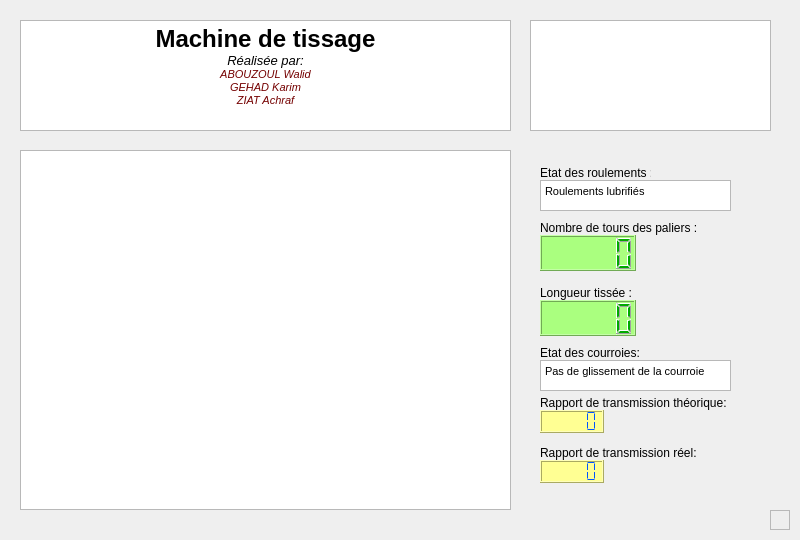
Qt form src/apps/software/ui/monitoringScreen.ui (karimGeh/monitoring_software_weaving_machine) before a commit.
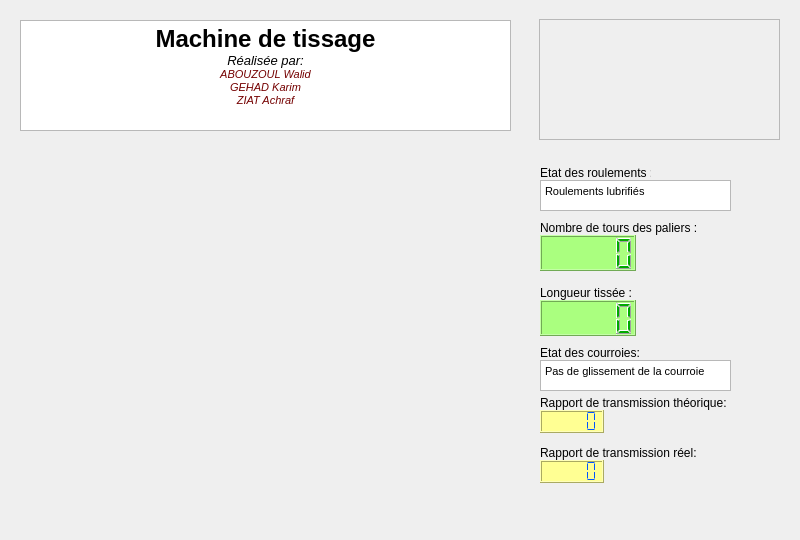
The same form after that commit. Icons and pictures are not drawn. Custom widgets are drawn as their Qt base class.

Commit message: finally graph working

```diff
--- a/src/apps/software/ui/monitoringScreen.ui
+++ b/src/apps/software/ui/monitoringScreen.ui
@@ -23,19 +23,6 @@
    <iconset>
     <normaloff>../../../docs/Interface/QT/Ressources/loom-network-loom4991.jpg</normaloff>../../../docs/Interface/QT/Ressources/loom-network-loom4991.jpg</iconset>
   </property>
-  <widget class="PlotWidget" name="graph">
-   <property name="geometry">
-    <rect>
-     <x>20</x>
-     <y>150</y>
-     <width>491</width>
-     <height>360</height>
-    </rect>
-   </property>
-   <property name="styleSheet">
-    <string notr="true"/>
-   </property>
-  </widget>
   <widget class="QLabel" name="labelValeurBrute_2">
    <property name="geometry">
     <rect>
@@ -49,24 +36,6 @@
     <string>Longueur tissée :</string>
    </property>
   </widget>
-  <widget class="QTextEdit" name="title_2">
-   <property name="geometry">
-    <rect>
-     <x>530</x>
-     <y>20</y>
-     <width>241</width>
-     <height>111</height>
-    </rect>
-   </property>
-   <property name="html">
-    <string>&lt;!DOCTYPE HTML PUBLIC &quot;-//W3C//DTD HTML 4.0//EN&quot; &quot;http://www.w3.org/TR/REC-html40/strict.dtd&quot;&gt;
-&lt;html&gt;&lt;head&gt;&lt;meta name=&quot;qrichtext&quot; content=&quot;1&quot; /&gt;&lt;style type=&quot;text/css&quot;&gt;
-p, li { white-space: pre-wrap; }
-&lt;/style&gt;&lt;/head&gt;&lt;body style=&quot; font-family:'MS Shell Dlg 2'; font-size:8.1pt; font-weight:400; font-style:normal;&quot;&gt;
-&lt;p style=&quot;-qt-paragraph-type:empty; margin-top:0px; margin-bottom:0px; margin-left:0px; margin-right:0px; -qt-block-indent:0; text-indent:0px; font-family:'Segoe UI'; font-size:9pt;&quot;&gt;&lt;br /&gt;&lt;/p&gt;
-&lt;p style=&quot;-qt-paragraph-type:empty; margin-top:0px; margin-bottom:0px; margin-left:0px; margin-right:0px; -qt-block-indent:0; text-indent:0px; font-family:'Segoe UI'; font-size:9pt;&quot;&gt;&lt;br /&gt;&lt;/p&gt;&lt;/body&gt;&lt;/html&gt;</string>
-   </property>
-  </widget>
   <widget class="QTextEdit" name="title">
    <property name="geometry">
     <rect>
@@ -168,470 +137,6 @@
     <string>Nombre de tours des paliers :</string>
    </property>
   </widget>
-  <widget class="QFrame" name="frame">
-   <property name="geometry">
-    <rect>
-     <x>770</x>
-     <y>510</y>
-     <width>20</width>
-     <height>20</height>
-    </rect>
-   </property>
-   <property name="maximumSize">
-    <size>
-     <width>20</width>
-     <height>20</height>
-    </size>
-   </property>
-   <property name="palette">
-    <palette>
-     <active>
-      <colorrole role="WindowText">
-       <brush brushstyle="SolidPattern">
-        <color alpha="255">
-         <red>255</red>
-         <green>255</green>
-         <blue>255</blue>
-        </color>
-       </brush>
-      </colorrole>
-      <colorrole role="Button">
-       <brush brushstyle="SolidPattern">
-        <color alpha="255">
-         <red>43</red>
-         <green>43</green>
-         <blue>43</blue>
-        </color>
-       </brush>
-      </colorrole>
-      <colorrole role="Light">
-       <brush brushstyle="SolidPattern">
-        <color alpha="255">
-         <red>64</red>
-         <green>64</green>
-         <blue>64</blue>
-        </color>
-       </brush>
-      </colorrole>
-      <colorrole role="Midlight">
-       <brush brushstyle="SolidPattern">
-        <color alpha="255">
-         <red>53</red>
-         <green>53</green>
-         <blue>53</blue>
-        </color>
-       </brush>
-      </colorrole>
-      <colorrole role="Dark">
-       <brush brushstyle="SolidPattern">
-        <color alpha="255">
-         <red>21</red>
-         <green>21</green>
-         <blue>21</blue>
-        </color>
-       </brush>
-      </colorrole>
-      <colorrole role="Mid">
-       <brush brushstyle="SolidPattern">
-        <color alpha="255">
-         <red>29</red>
-         <green>29</green>
-         <blue>29</blue>
-        </color>
-       </brush>
-      </colorrole>
-      <colorrole role="Text">
-       <brush brushstyle="SolidPattern">
-        <color alpha="255">
-         <red>255</red>
-         <green>255</green>
-         <blue>255</blue>
-        </color>
-       </brush>
-      </colorrole>
-      <colorrole role="BrightText">
-       <brush brushstyle="SolidPattern">
-        <color alpha="255">
-         <red>255</red>
-         <green>255</green>
-         <blue>255</blue>
-        </color>
-       </brush>
-      </colorrole>
-      <colorrole role="ButtonText">
-       <brush brushstyle="SolidPattern">
-        <color alpha="255">
-         <red>255</red>
-         <green>255</green>
-         <blue>255</blue>
-        </color>
-       </brush>
-      </colorrole>
-      <colorrole role="Base">
-       <brush brushstyle="SolidPattern">
-        <color alpha="255">
-         <red>0</red>
-         <green>0</green>
-         <blue>0</blue>
-        </color>
-       </brush>
-      </colorrole>
-      <colorrole role="Window">
-       <brush brushstyle="SolidPattern">
-        <color alpha="255">
-         <red>43</red>
-         <green>43</green>
-         <blue>43</blue>
-        </color>
-       </brush>
-      </colorrole>
-      <colorrole role="Shadow">
-       <brush brushstyle="SolidPattern">
-        <color alpha="255">
-         <red>0</red>
-         <green>0</green>
-         <blue>0</blue>
-        </color>
-       </brush>
-      </colorrole>
-      <colorrole role="AlternateBase">
-       <brush brushstyle="SolidPattern">
-        <color alpha="255">
-         <red>21</red>
-         <green>21</green>
-         <blue>21</blue>
-        </color>
-       </brush>
-      </colorrole>
-      <colorrole role="ToolTipBase">
-       <brush brushstyle="SolidPattern">
-        <color alpha="255">
-         <red>255</red>
-         <green>255</green>
-         <blue>220</blue>
-        </color>
-       </brush>
-      </colorrole>
-      <colorrole role="ToolTipText">
-       <brush brushstyle="SolidPattern">
-        <color alpha="255">
-         <red>0</red>
-         <green>0</green>
-         <blue>0</blue>
-        </color>
-       </brush>
-      </colorrole>
-      <colorrole role="PlaceholderText">
-       <brush brushstyle="NoBrush">
-        <color alpha="128">
-         <red>255</red>
-         <green>255</green>
-         <blue>255</blue>
-        </color>
-       </brush>
-      </colorrole>
-     </active>
-     <inactive>
-      <colorrole role="WindowText">
-       <brush brushstyle="SolidPattern">
-        <color alpha="255">
-         <red>0</red>
-         <green>0</green>
-         <blue>0</blue>
-        </color>
-       </brush>
-      </colorrole>
-      <colorrole role="Button">
-       <brush brushstyle="SolidPattern">
-        <color alpha="255">
-         <red>240</red>
-         <green>240</green>
-         <blue>240</blue>
-        </color>
-       </brush>
-      </colorrole>
-      <colorrole role="Light">
-       <brush brushstyle="SolidPattern">
-        <color alpha="255">
-         <red>255</red>
-         <green>255</green>
-         <blue>255</blue>
-        </color>
-       </brush>
-      </colorrole>
-      <colorrole role="Midlight">
-       <brush brushstyle="SolidPattern">
-        <color alpha="255">
-         <red>227</red>
-         <green>227</green>
-         <blue>227</blue>
-        </color>
-       </brush>
-      </colorrole>
-      <colorrole role="Dark">
-       <brush brushstyle="SolidPattern">
-        <color alpha="255">
-         <red>160</red>
-         <green>160</green>
-         <blue>160</blue>
-        </color>
-       </brush>
-      </colorrole>
-      <colorrole role="Mid">
-       <brush brushstyle="SolidPattern">
-        <color alpha="255">
-         <red>160</red>
-         <green>160</green>
-         <blue>160</blue>
-        </color>
-       </brush>
-      </colorrole>
-      <colorrole role="Text">
-       <brush brushstyle="SolidPattern">
-        <color alpha="255">
-         <red>0</red>
-         <green>0</green>
-         <blue>0</blue>
-        </color>
-       </brush>
-      </colorrole>
-      <colorrole role="BrightText">
-       <brush brushstyle="SolidPattern">
-        <color alpha="255">
-         <red>255</red>
-         <green>255</green>
-         <blue>255</blue>
-        </color>
-       </brush>
-      </colorrole>
-      <colorrole role="ButtonText">
-       <brush brushstyle="SolidPattern">
-        <color alpha="255">
-         <red>0</red>
-         <green>0</green>
-         <blue>0</blue>
-        </color>
-       </brush>
-      </colorrole>
-      <colorrole role="Base">
-       <brush brushstyle="SolidPattern">
-        <color alpha="255">
-         <red>255</red>
-         <green>255</green>
-         <blue>255</blue>
-        </color>
-       </brush>
-      </colorrole>
-      <colorrole role="Window">
-       <brush brushstyle="SolidPattern">
-        <color alpha="255">
-         <red>240</red>
-         <green>240</green>
-         <blue>240</blue>
-        </color>
-       </brush>
-      </colorrole>
-      <colorrole role="Shadow">
-       <brush brushstyle="SolidPattern">
-        <color alpha="255">
-         <red>105</red>
-         <green>105</green>
-         <blue>105</blue>
-        </color>
-       </brush>
-      </colorrole>
-      <colorrole role="AlternateBase">
-       <brush brushstyle="SolidPattern">
-        <color alpha="255">
-         <red>245</red>
-         <green>245</green>
-         <blue>245</blue>
-        </color>
-       </brush>
-      </colorrole>
-      <colorrole role="ToolTipBase">
-       <brush brushstyle="SolidPattern">
-        <color alpha="255">
-         <red>255</red>
-         <green>255</green>
-         <blue>220</blue>
-        </color>
-       </brush>
-      </colorrole>
-      <colorrole role="ToolTipText">
-       <brush brushstyle="SolidPattern">
-        <color alpha="255">
-         <red>0</red>
-         <green>0</green>
-         <blue>0</blue>
-        </color>
-       </brush>
-      </colorrole>
-      <colorrole role="PlaceholderText">
-       <brush brushstyle="NoBrush">
-        <color alpha="128">
-         <red>255</red>
-         <green>255</green>
-         <blue>255</blue>
-        </color>
-       </brush>
-      </colorrole>
-     </inactive>
-     <disabled>
-      <colorrole role="WindowText">
-       <brush brushstyle="SolidPattern">
-        <color alpha="255">
-         <red>21</red>
-         <green>21</green>
-         <blue>21</blue>
-        </color>
-       </brush>
-      </colorrole>
-      <colorrole role="Button">
-       <brush brushstyle="SolidPattern">
-        <color alpha="255">
-         <red>43</red>
-         <green>43</green>
-         <blue>43</blue>
-        </color>
-       </brush>
-      </colorrole>
-      <colorrole role="Light">
-       <brush brushstyle="SolidPattern">
-        <color alpha="255">
-         <red>64</red>
-         <green>64</green>
-         <blue>64</blue>
-        </color>
-       </brush>
-      </colorrole>
-      <colorrole role="Midlight">
-       <brush brushstyle="SolidPattern">
-        <color alpha="255">
-         <red>53</red>
-         <green>53</green>
-         <blue>53</blue>
-        </color>
-       </brush>
-      </colorrole>
-      <colorrole role="Dark">
-       <brush brushstyle="SolidPattern">
-        <color alpha="255">
-         <red>21</red>
-         <green>21</green>
-         <blue>21</blue>
-        </color>
-       </brush>
-      </colorrole>
-      <colorrole role="Mid">
-       <brush brushstyle="SolidPattern">
-        <color alpha="255">
-         <red>29</red>
-         <green>29</green>
-         <blue>29</blue>
-        </color>
-       </brush>
-      </colorrole>
-      <colorrole role="Text">
-       <brush brushstyle="SolidPattern">
-        <color alpha="255">
-         <red>21</red>
-         <green>21</green>
-         <blue>21</blue>
-        </color>
-       </brush>
-      </colorrole>
-      <colorrole role="BrightText">
-       <brush brushstyle="SolidPattern">
-        <color alpha="255">
-         <red>255</red>
-         <green>255</green>
-         <blue>255</blue>
-        </color>
-       </brush>
-      </colorrole>
-      <colorrole role="ButtonText">
-       <brush brushstyle="SolidPattern">
-        <color alpha="255">
-         <red>21</red>
-         <green>21</green>
-         <blue>21</blue>
-        </color>
-       </brush>
-      </colorrole>
-      <colorrole role="Base">
-       <brush brushstyle="SolidPattern">
-        <color alpha="255">
-         <red>43</red>
-         <green>43</green>
-         <blue>43</blue>
-        </color>
-       </brush>
-      </colorrole>
-      <colorrole role="Window">
-       <brush brushstyle="SolidPattern">
-        <color alpha="255">
-         <red>43</red>
-         <green>43</green>
-         <blue>43</blue>
-        </color>
-       </brush>
-      </colorrole>
-      <colorrole role="Shadow">
-       <brush brushstyle="SolidPattern">
-        <color alpha="255">
-         <red>0</red>
-         <green>0</green>
-         <blue>0</blue>
-        </color>
-       </brush>
-      </colorrole>
-      <colorrole role="AlternateBase">
-       <brush brushstyle="SolidPattern">
-        <color alpha="255">
-         <red>245</red>
-         <green>245</green>
-         <blue>245</blue>
-        </color>
-       </brush>
-      </colorrole>
-      <colorrole role="ToolTipBase">
-       <brush brushstyle="SolidPattern">
-        <color alpha="255">
-         <red>255</red>
-         <green>255</green>
-         <blue>220</blue>
-        </color>
-       </brush>
-      </colorrole>
-      <colorrole role="ToolTipText">
-       <brush brushstyle="SolidPattern">
-        <color alpha="255">
-         <red>0</red>
-         <green>0</green>
-         <blue>0</blue>
-        </color>
-       </brush>
-      </colorrole>
-      <colorrole role="PlaceholderText">
-       <brush brushstyle="NoBrush">
-        <color alpha="128">
-         <red>255</red>
-         <green>255</green>
-         <blue>255</blue>
-        </color>
-       </brush>
-      </colorrole>
-     </disabled>
-    </palette>
-   </property>
-   <property name="frameShape">
-    <enum>QFrame::StyledPanel</enum>
-   </property>
-   <property name="frameShadow">
-    <enum>QFrame::Raised</enum>
-   </property>
-  </widget>
   <widget class="QLabel" name="labelUnite_2">
    <property name="geometry">
     <rect>
@@ -734,14 +239,54 @@
     <double>0.000000000000000</double>
    </property>
   </widget>
+  <widget class="QFrame" name="logoWrapper">
+   <property name="geometry">
+    <rect>
+     <x>539</x>
+     <y>19</y>
+     <width>241</width>
+     <height>121</height>
+    </rect>
+   </property>
+   <property name="frameShape">
+    <enum>QFrame::StyledPanel</enum>
+   </property>
+   <property name="frameShadow">
+    <enum>QFrame::Raised</enum>
+   </property>
+   <widget class="QLabel" name="label">
+    <property name="geometry">
+     <rect>
+      <x>10</x>
+      <y>20</y>
+      <width>211</width>
+      <height>81</height>
+     </rect>
+    </property>
+    <property name="text">
+     <string/>
+    </property>
+    <property name="pixmap">
+     <pixmap resource="../resources.qrc">:/images/assets/EnsamLogo.png</pixmap>
+    </property>
+    <property name="scaledContents">
+     <bool>true</bool>
+    </property>
+   </widget>
+  </widget>
+  <widget class="QWidget" name="graphWrapper" native="true">
+   <property name="geometry">
+    <rect>
+     <x>20</x>
+     <y>150</y>
+     <width>491</width>
+     <height>371</height>
+    </rect>
+   </property>
+  </widget>
  </widget>
- <customwidgets>
-  <customwidget>
-   <class>PlotWidget</class>
-   <extends>QGraphicsView</extends>
-   <header>pyqtgraph</header>
-  </customwidget>
- </customwidgets>
- <resources/>
+ <resources>
+  <include location="../resources.qrc"/>
+ </resources>
  <connections/>
 </ui>
```
Left out of the diff: 4 changed lines with no effect on the pictures. The commit also changes 10 other files.
